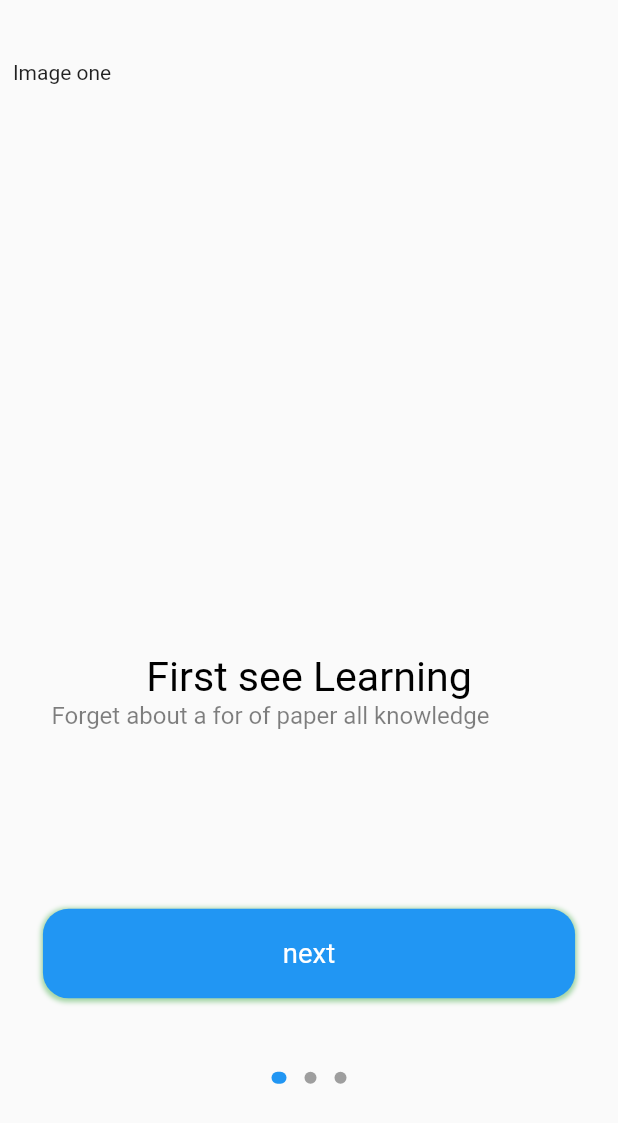
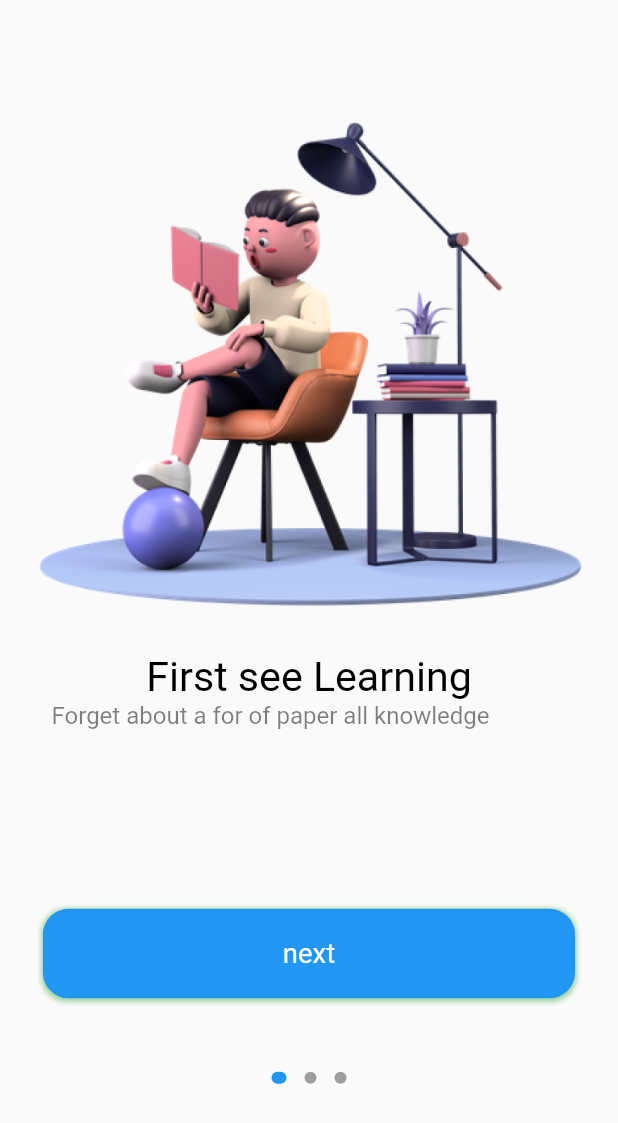
Before and after one commit to rixis321/Course-app, a Flutter app: the screen it shows after launch, on a phone screen of 412 x 824 dp. Shown: the top 1123 px of the screen. Run offline on Flutter 3.47's test engine with Material 2 defaults, Android fonts, the light colour scheme and no system bars; drawn by our look-alikes of dots_indicator; our stand-ins replace flutter_bloc, flutter_screenutil.

Commit message:
Welcome page done

```diff
--- a/lib/main.dart
+++ b/lib/main.dart
@@ -1,6 +1,7 @@
 import 'package:course_app/app_blocks.dart';
 import 'package:course_app/app_events.dart';
 import 'package:course_app/app_states.dart';
+import 'package:course_app/pages/welcome/bloc/welcome_blocs.dart';
 import 'package:course_app/pages/welcome/welcome.dart';
 import 'package:flutter/material.dart';
 import 'package:flutter_bloc/flutter_bloc.dart';
@@ -16,11 +17,19 @@
   // This widget is the root of your application.
   @override
   Widget build(BuildContext context) {
-    return BlocProvider(
-      create: (context) => AppBlocs(),
+    return MultiBlocProvider(
+      providers: [
+        BlocProvider(
+          create: (context) => WelcomeBloc(),
+        ),
+        BlocProvider(create: (context) => AppBlocs())
+      ],
       child: ScreenUtilInit(
-        builder: (context,child)=> const MaterialApp(
-          home: Welcome(),
+        builder: (context, child) =>MaterialApp(
+          home: const Welcome(),
+          routes: {
+            "myHomePage":(context) =>const MyHomePage(),
+          },
         ),
       ),
     );
@@ -40,8 +49,8 @@
       body: Center(
         // Center is a layout widget. It takes a single child and positions it
         // in the middle of the parent.
-        child: BlocBuilder<AppBlocs,AppStates>(
-          builder: (context,state){
+        child: BlocBuilder<AppBlocs, AppStates>(
+          builder: (context, state) {
             return Column(
               mainAxisAlignment: MainAxisAlignment.center,
               children: <Widget>[
@@ -61,11 +70,15 @@
         mainAxisAlignment: MainAxisAlignment.spaceAround,
         children: [
           FloatingActionButton(
-              onPressed: ()=> BlocProvider.of<AppBlocs>(context).add(Increment()),
+            heroTag: "heroTag1",
+              onPressed: () =>
+                  BlocProvider.of<AppBlocs>(context).add(Increment()),
               tooltip: 'Increment',
               child: const Icon(Icons.add)),
           FloatingActionButton(
-              onPressed: ()=> BlocProvider.of<AppBlocs>(context).add(Decrement()),
+              heroTag: "heroTag2",
+              onPressed: () =>
+                  BlocProvider.of<AppBlocs>(context).add(Decrement()),
               tooltip: 'Decrement',
               child: const Icon(Icons.remove))
         ],
--- a/lib/pages/welcome/bloc/welcome_blocs.dart
+++ b/lib/pages/welcome/bloc/welcome_blocs.dart
@@ -0,0 +1,12 @@
+import 'package:course_app/pages/welcome/bloc/welcome_events.dart';
+import 'package:course_app/pages/welcome/bloc/welcome_states.dart';
+import 'package:flutter_bloc/flutter_bloc.dart';
+
+class WelcomeBloc extends Bloc<WelcomeEvent,WelcomeState>{
+  WelcomeBloc():super(WelcomeState()){
+    on<WelcomeEvent>((event,emit){
+      emit(WelcomeState(page:state.page));
+    });
+  }
+
+}
--- a/lib/pages/welcome/bloc/welcome_events.dart
+++ b/lib/pages/welcome/bloc/welcome_events.dart
@@ -0,0 +1 @@
+class WelcomeEvent{}
--- a/lib/pages/welcome/bloc/welcome_states.dart
+++ b/lib/pages/welcome/bloc/welcome_states.dart
@@ -0,0 +1,4 @@
+class WelcomeState {
+  int page;
+  WelcomeState({this.page = 0});
+}
--- a/lib/pages/welcome/welcome.dart
+++ b/lib/pages/welcome/welcome.dart
@@ -1,5 +1,10 @@
+import 'package:course_app/main.dart';
+import 'package:course_app/pages/welcome/bloc/welcome_blocs.dart';
+import 'package:course_app/pages/welcome/bloc/welcome_events.dart';
+import 'package:course_app/pages/welcome/bloc/welcome_states.dart';
 import 'package:dots_indicator/dots_indicator.dart';
 import 'package:flutter/material.dart';
+import 'package:flutter_bloc/flutter_bloc.dart';
 import 'package:flutter_screenutil/flutter_screenutil.dart';
 
 class Welcome extends StatefulWidget {
@@ -10,18 +15,27 @@ class Welcome extends StatefulWidget {
 }
 
 class _WelcomeState extends State<Welcome> {
+  PageController pageController = PageController(initialPage: 0);
+
   @override
   Widget build(BuildContext context) {
     return Container(
       color: Colors.white,
       child: Scaffold(
-        body: Container(
+        body: BlocBuilder<WelcomeBloc, WelcomeState>(
+          builder: (context,state){
+            return Container(
               margin: EdgeInsets.only(top: 34.h),
               width: 375.w,
               child: Stack(
                 alignment: Alignment.topCenter,
                 children: [
                   PageView(
+                    controller: pageController,
+                    onPageChanged: (index){
+                      state.page = index;
+                      BlocProvider.of<WelcomeBloc>(context).add(WelcomeEvent());
+                    },
                     children: [
                       _page(
                           1,
@@ -29,26 +43,27 @@ class _WelcomeState extends State<Welcome> {
                           "next",
                           "First see Learning",
                           "Forget about a for of paper all knowledge",
-                      "image_path"),
+                          "assets/images/reading.png"),
                       _page(
                           2,
                           context,
                           "next",
                           "Connect With Everyone",
                           "Always keep in touch with your tutor & friend",
-                      "image_path"),
+                          "assets/images/boy.png"),
                       _page(
                           3,
                           context,
                           "get started",
                           "Always Fascinated Learning",
                           "Anywhere, anytime you can Learn new things!",
-                      "image_path"),
+                          "assets/images/man.png"),
                     ],
                   ),
                   Positioned(
                       bottom: 80.h,
                       child: DotsIndicator(
+                        position: state.page,
                         dotsCount: 3,
                         mainAxisAlignment: MainAxisAlignment.center,
                         decorator: DotsDecorator(
@@ -61,7 +76,9 @@ class _WelcomeState extends State<Welcome> {
                       ))
                 ],
               ),
-        ),
+            );
+          },
+        ) ,
       ),
     );
   }
@@ -73,7 +90,10 @@ class _WelcomeState extends State<Welcome> {
         SizedBox(
           width: 345.w,
           height: 345.w,
-          child: const Text("Image one"),
+          child: Image.asset(
+              imagePath,
+            fit: BoxFit.cover,
+          ),
         ),
         Container(
           child: Text(
@@ -95,7 +115,21 @@ class _WelcomeState extends State<Welcome> {
                 fontWeight: FontWeight.normal),
           ),
         ),
-        Container(
+        GestureDetector(
+          onTap: (){
+            if(index < 3){
+              pageController.animateToPage(
+                  index,
+                  duration: const Duration(milliseconds: 700),
+                  curve: Curves.decelerate
+              );
+            }else{
+
+              //Navigator.of(context).push(MaterialPageRoute(builder: (context)=> MyHomePage()));
+              Navigator.of(context).pushNamedAndRemoveUntil("myHomePage", (route) => false);
+            }
+          },
+          child: Container(
             margin: EdgeInsets.only(top: 100.h, left: 25.w, right: 25.w),
             width: 325.w,
             height: 50.h,
@@ -116,6 +150,7 @@ class _WelcomeState extends State<Welcome> {
                       fontSize: 16.sp,
                       fontWeight: FontWeight.normal)),
             ),
+          ),
         )
       ],
     );
```
Lines whose indentation alone changed are shown as unchanged.
